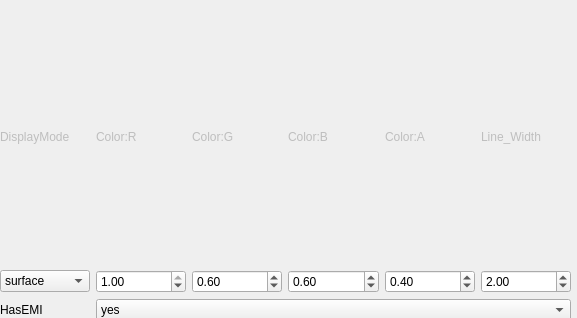
Old version of the form src/radar/radar.ui in the repository panchangda/osg-3d-vis.
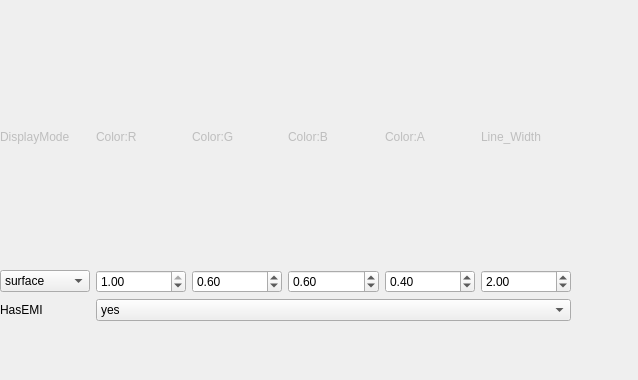
New version of the form.

Commit message: add dynamic radar move

Patch:
```diff
--- a/src/radar/radar.ui
+++ b/src/radar/radar.ui
@@ -6,8 +6,8 @@
    <rect>
     <x>0</x>
     <y>0</y>
-    <width>577</width>
-    <height>318</height>
+    <width>638</width>
+    <height>380</height>
    </rect>
   </property>
   <property name="windowTitle">
@@ -171,6 +171,9 @@
     </item>
     <item row="3" column="2" colspan="5">
      <widget class="QComboBox" name="comboBox">
+      <property name="currentText">
+       <string>no</string>
+      </property>
       <item>
        <property name="text">
         <string>yes</string>
```
The commit also changes 6 other files.
